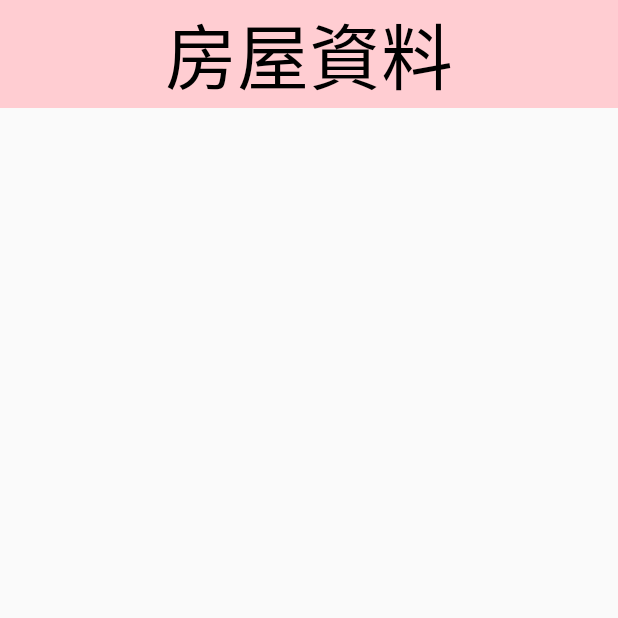
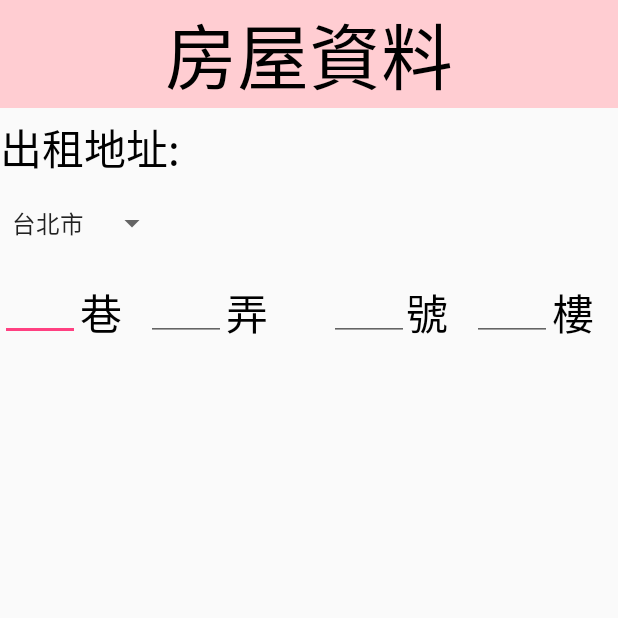
Before and after one commit to u9526387/KennyYang, an Android app: the FillRentInfo2 screen opened directly, with no data from a screen before it, on a phone screen of 412 x 824 dp, the top half of it. Run offline under Robolectric (Android 15) with nearby library versions, the light colour scheme and no system bars.

Commit message:
做了一點點屋主上傳資料的頁面 (又多做了1/3頁)

```diff
--- a/app/src/main/res/layout/activity_fill_rent_info2.xml
+++ b/app/src/main/res/layout/activity_fill_rent_info2.xml
@@ -5,6 +5,84 @@
     android:layout_width="match_parent"
     android:layout_height="match_parent"
     tools:context=".FillRentInfo2">
+
+
+
+
+    <TextView
+        android:id="@+id/gender3"
+        android:layout_width="wrap_content"
+        android:layout_height="wrap_content"
+        android:layout_alignParentStart="true"
+        android:layout_alignParentTop="true"
+        android:layout_marginTop="72dp"
+        android:paddingTop="5dp"
+        android:text="出租地址:"
+        android:textColor="#000000"
+        android:textSize="28dp"
+        android:layout_alignParentLeft="true" />
+
+    <Spinner
+        android:id="@+id/spinner3"
+        android:layout_width="wrap_content"
+        android:layout_height="50dp"
+        android:layout_alignParentStart="true"
+        android:layout_alignParentTop="true"
+        android:layout_marginTop="124dp"
+        android:entries="@array/city"
+        android:layout_alignParentLeft="true" />
+
+    <TextView
+        android:id="@+id/gender2"
+        android:layout_width="wrap_content"
+        android:layout_height="wrap_content"
+        android:layout_alignParentEnd="true"
+        android:layout_alignTop="@+id/editText"
+        android:layout_marginEnd="113dp"
+        android:paddingTop="5dp"
+        android:text="號"
+        android:textColor="#000000"
+        android:textSize="28dp"
+        android:layout_alignParentRight="true"
+        android:layout_marginRight="113dp" />
+
+    <TextView
+        android:id="@+id/gender5"
+        android:layout_width="wrap_content"
+        android:layout_height="wrap_content"
+        android:layout_alignTop="@+id/gender2"
+        android:layout_marginStart="-44dp"
+        android:layout_toEndOf="@+id/editText8"
+        android:paddingTop="5dp"
+        android:text="樓"
+        android:textColor="#000000"
+        android:textSize="28dp"
+        android:layout_marginLeft="-44dp"
+        android:layout_toRightOf="@+id/editText8" />
+
+    <TextView
+        android:id="@+id/gender6"
+        android:layout_width="wrap_content"
+        android:layout_height="wrap_content"
+        android:layout_alignTop="@+id/gender2"
+        android:layout_toEndOf="@+id/editText7"
+        android:paddingTop="5dp"
+        android:text="弄"
+        android:textColor="#000000"
+        android:textSize="28dp"
+        android:layout_toRightOf="@+id/editText7" />
+
+    <TextView
+        android:id="@+id/gender4"
+        android:layout_width="wrap_content"
+        android:layout_height="wrap_content"
+        android:layout_alignTop="@+id/editText"
+        android:layout_toEndOf="@+id/editText"
+        android:paddingTop="5dp"
+        android:text="巷"
+        android:textColor="#000000"
+        android:textSize="28dp"
+        android:layout_toRightOf="@+id/editText" />
 
     <TextView
         android:id="@+id/FillRentInfo"
@@ -19,5 +97,54 @@
         app:layout_constraintStart_toStartOf="parent"
         tools:layout_editor_absoluteY="0dp" />
 
+    <EditText
+        android:id="@+id/editText"
+        android:layout_width="53dp"
+        android:layout_height="wrap_content"
+        android:layout_alignParentStart="true"
+        android:layout_alignParentTop="true"
+        android:layout_marginTop="182dp"
+        android:ems="10"
+        android:inputType="textPersonName"
+        android:layout_alignParentLeft="true" />
+
+    <EditText
+        android:id="@+id/editText7"
+        android:layout_width="53dp"
+        android:layout_height="wrap_content"
+        android:layout_alignParentStart="true"
+        android:layout_alignTop="@+id/gender2"
+        android:layout_marginStart="97dp"
+        android:ems="10"
+        android:inputType="textPersonName"
+        android:layout_alignParentLeft="true"
+        android:layout_marginLeft="97dp" />
+
+    <EditText
+        android:id="@+id/editText8"
+        android:layout_width="53dp"
+        android:layout_height="wrap_content"
+        android:layout_alignParentEnd="true"
+        android:layout_alignTop="@+id/gender2"
+        android:layout_marginEnd="44dp"
+        android:ems="10"
+        android:inputType="textPersonName"
+        android:layout_alignParentRight="true"
+        android:layout_marginRight="44dp" />
+
+    <EditText
+        android:id="@+id/editText12"
+        android:layout_width="53dp"
+        android:layout_height="wrap_content"
+        android:layout_alignParentEnd="true"
+        android:layout_alignTop="@+id/gender2"
+        android:layout_marginEnd="139dp"
+        android:ems="10"
+        android:inputType="textPersonName"
+        android:layout_alignParentRight="true"
+        android:layout_marginRight="139dp" />
+
+
+
 
 </RelativeLayout>
--- a/app/src/main/res/values/strings.xml
+++ b/app/src/main/res/values/strings.xml
@@ -92,6 +92,30 @@
         <item>電梯大樓</item>
     </string-array>
 
+    <string-array name="city">
+        <item>台北市</item>
+        <item>新北市</item>
+        <item>台中市</item>
+        <item>台南市</item>
+        <item>高雄市</item>
+        <item>桃園市</item>
+        <item>新竹市</item>
+        <item>新竹縣</item>
+        <item>苗栗縣</item>
+        <item>彰化縣</item>
+        <item>基隆市</item>
+        <item>宜蘭縣</item>
+        <item>嘉義市</item>
+        <item>屏東縣</item>
+        <item>花蓮縣</item>
+        <item>雲林縣</item>
+        <item>南投縣</item>
+        <item>嘉義縣</item>
+        <item>台東縣</item>
+        <item>金門縣</item>
+        <item>澎湖縣</item>
+        <item>連江縣</item>
+    </string-array>
 
     <string name="large_text">
 
```
